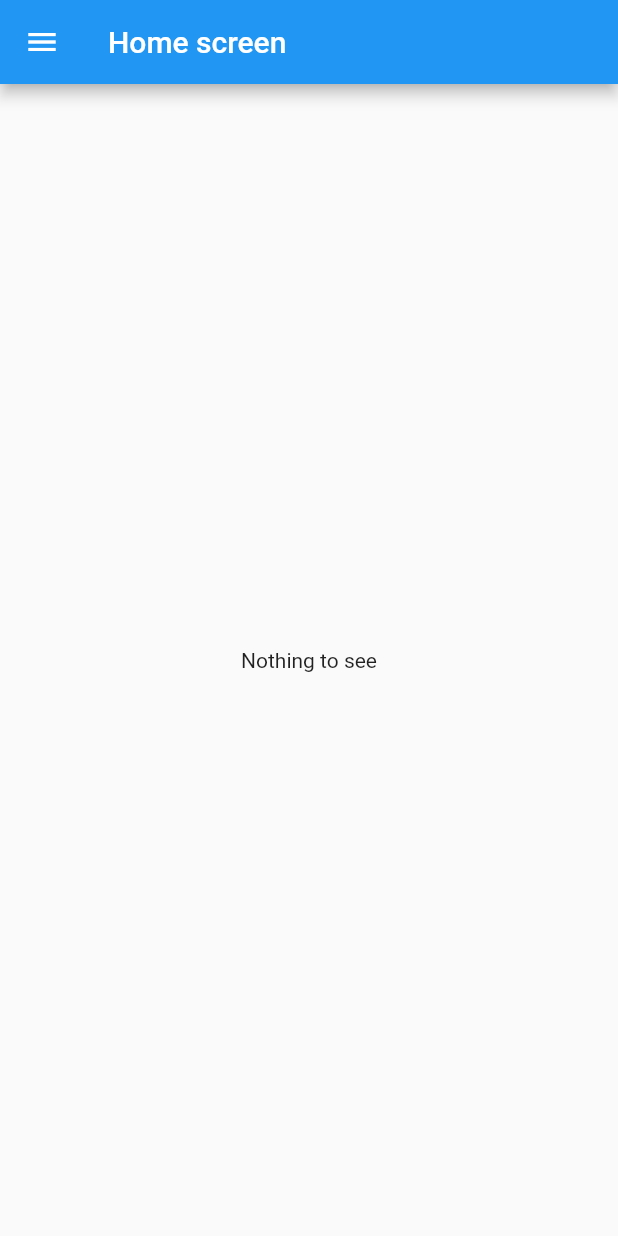
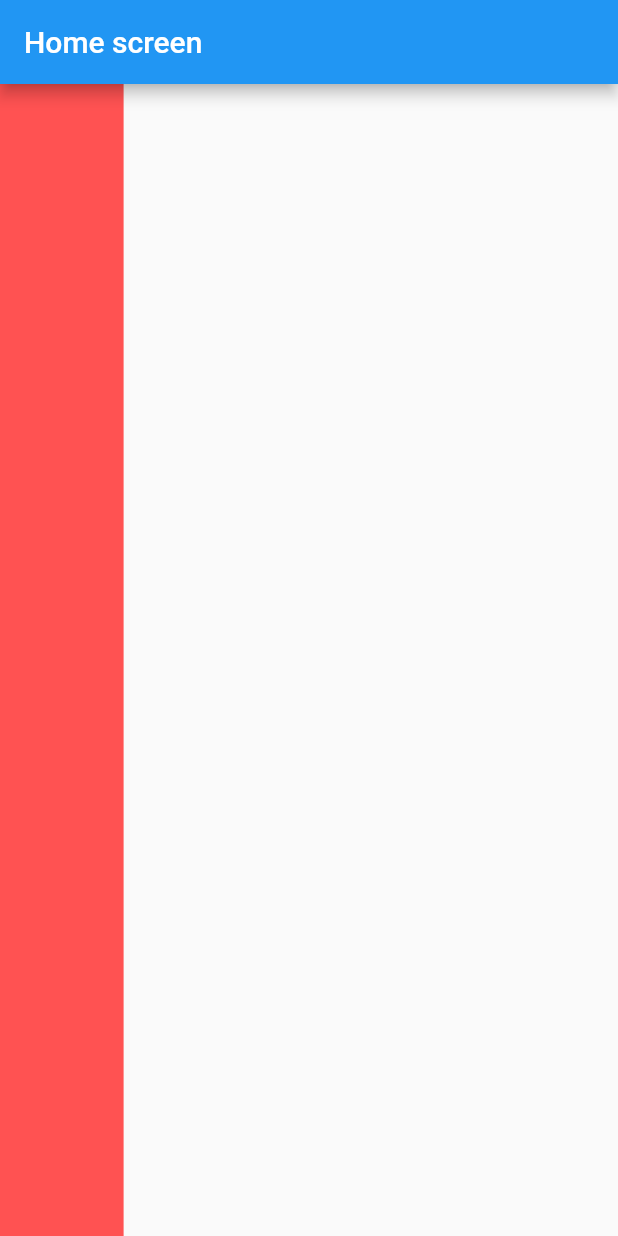
Before and after one commit to StAl3x/banner_prjct, a Flutter app: the screen it shows after launch, on a phone screen of 412 x 824 dp. Run offline on Flutter 3.47's test engine with Material 2 defaults, Android fonts, the phone set to English and light mode, and no system bars.

Commit message:
delete drawer, add side menu

```diff
--- a/lib/main.dart
+++ b/lib/main.dart
@@ -1,6 +1,6 @@
 import 'package:banner_prjct/screens/home_screen.dart';
 import 'package:flutter/material.dart';
-
+//main method
 void main() {
   runApp(const MyApp());
 }
@@ -8,7 +8,7 @@ void main() {
 class MyApp extends StatelessWidget {
   const MyApp({Key? key}) : super(key: key);
 
-  // This widget is the root of your application.
+  // Design pattern of our app. (Modify later).
   @override
   Widget build(BuildContext context) {
     return MaterialApp(
@@ -17,7 +17,7 @@ class MyApp extends StatelessWidget {
         primarySwatch: Colors.blue,
       ),
       routes: {
-        "/": (context) => const HomeScreen(),
+        "/": (context) => const HomeScreen(), // root screen
       },
     );
   }
--- a/lib/screens/home_screen.dart
+++ b/lib/screens/home_screen.dart
@@ -1,27 +1,24 @@
-import 'package:banner_prjct/widgets/drawer_home.dart';
+import 'package:banner_prjct/widgets/side_menu.dart';
 import 'package:flutter/material.dart';
 
 class HomeScreen extends StatelessWidget {
   // depending on:
-  //1. DrawerHome class.
+  //1. SideMenu class.
   // App's starting point (home screen).
   const HomeScreen({Key? key}) : super(key: key);
 
   @override
   Widget build(BuildContext context) {
-
     // Storing appBar to a variable so I can get access to the height.
     final appBar = AppBar(
       title: Text("Home screen"),
     );
     return Scaffold(
-      appBar: appBar,
-      body: Center(
-        child: Text("Nothing to see"),
-      ),
-      drawer: DrawerHome(
-        appBarHeight: appBar.preferredSize.height,
-      ),
-    );
+        appBar: appBar,
+        body: Row(
+          children: [
+            SideMenu(),
+          ],
+        ));
   }
 }
--- /dev/null
+++ b/lib/widgets/side_menu.dart
@@ -0,0 +1,12 @@
+import 'package:flutter/material.dart';
+class SideMenu extends StatelessWidget {
+  const SideMenu({Key? key}) : super(key: key);
+
+  @override
+  Widget build(BuildContext context) {
+    return Container(
+      width: MediaQuery.of(context).size.width * 0.2,
+      color: Colors.redAccent,
+    );
+  }
+}
```
Also changed, not shown: lib/widgets/drawer_home.dart (deleted, +0 -27 lines).
